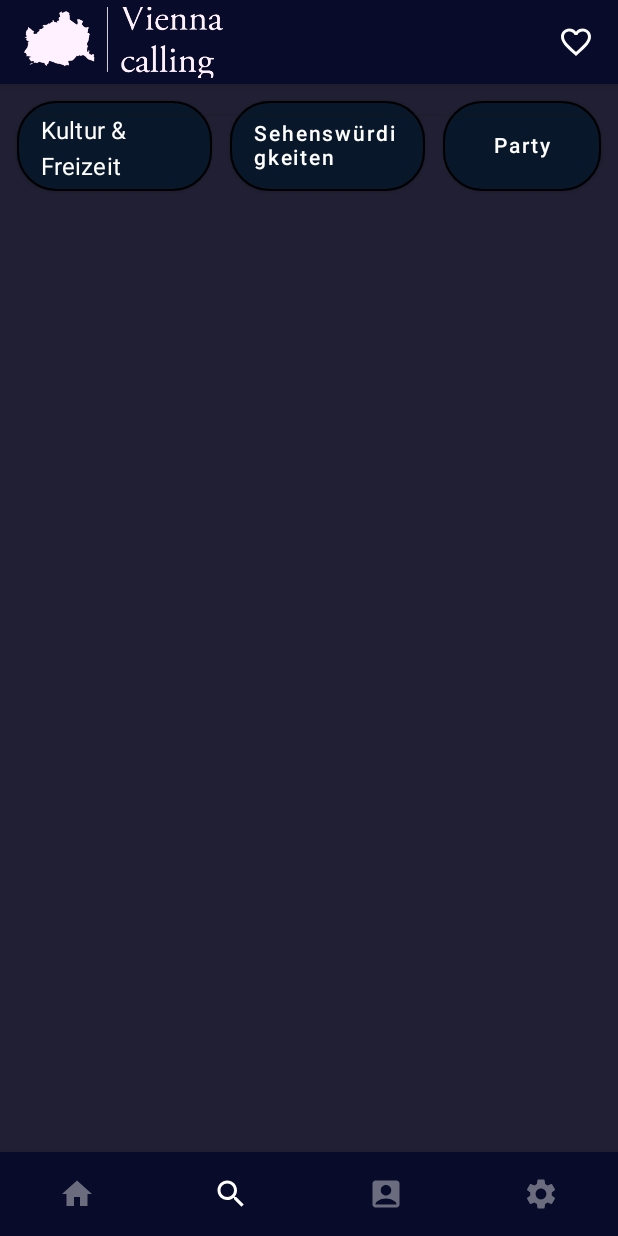
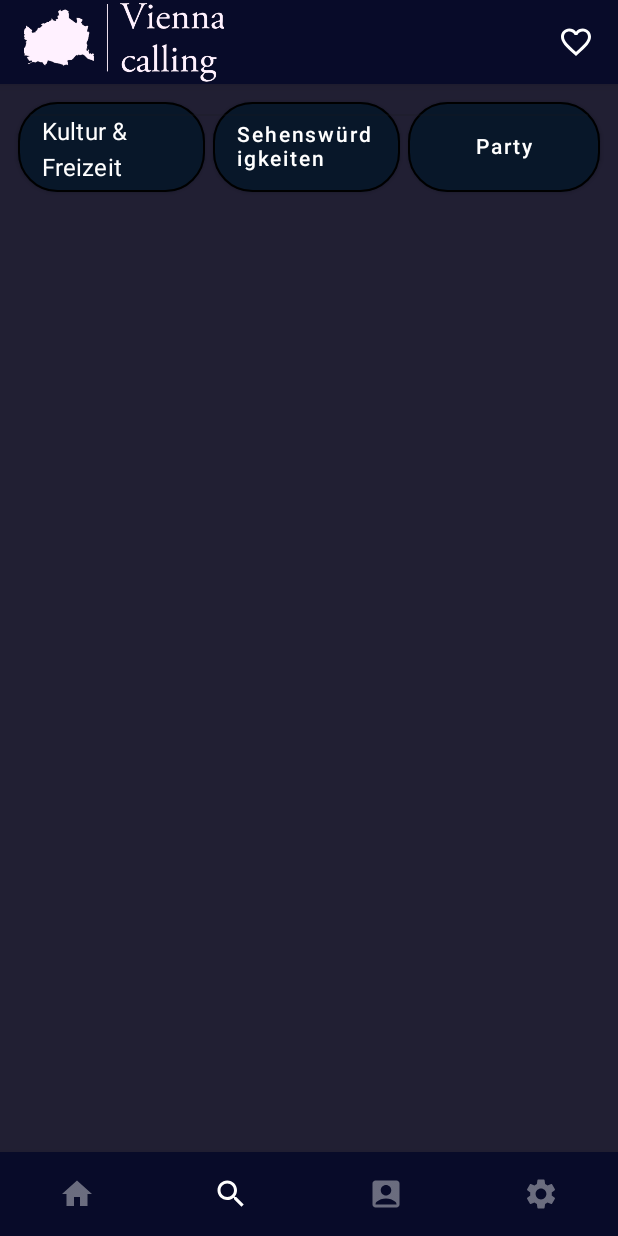
Before and after one commit to Flowdawan/VC-ViennaCalling, an Android app built with Jetpack Compose: the screen it shows after launch (MainActivity), item 2 of the bottom bar chosen, on a phone screen of 412 x 824 dp. Run offline under Robolectric (Android 15) with nearby library versions, the phone set to English and light mode, and no system bars; our stand-ins replace Firebase (no records; nobody signed in at launch, a user with empty details on screens opened directly), Room's generated code; pictures from the network do not load; 3 statements that could not run were skipped.

Commit message:
fixing filter screen button width issue and merken jumps to gemerkt when clicking

```diff
--- a/app/src/main/java/com/example/viennacalling/dao/FirebaseDao.kt
+++ b/app/src/main/java/com/example/viennacalling/dao/FirebaseDao.kt
@@ -36,6 +36,7 @@ class FirebaseDao {
     // Firebase deleting a event from firebase with the id
     suspend fun deleteFirebaseEvent(event: Event) {
         val userId = Firebase.auth.currentUser?.uid
+        Log.d(TAG, "current User $userId")
         // Delete Document
         firebaseDb.collection("events").document("${userId}-${event.id}")
             .delete()
--- a/app/src/main/java/com/example/viennacalling/screens/eventdetail/EventDetailScreen.kt
+++ b/app/src/main/java/com/example/viennacalling/screens/eventdetail/EventDetailScreen.kt
@@ -61,7 +61,7 @@ fun EventDetailScreen(
                     contentScale = ContentScale.Crop,
                     modifier = Modifier
                         .width(133.dp)
-                        .height(47.dp)
+                        .height(57.dp)
                 )
             },
                 backgroundColor = MaterialTheme.colors.secondary,
--- a/app/src/main/java/com/example/viennacalling/screens/favorite/FavoriteScreen.kt
+++ b/app/src/main/java/com/example/viennacalling/screens/favorite/FavoriteScreen.kt
@@ -52,7 +52,7 @@ fun FavoriteScreen(
                     contentScale = ContentScale.Crop,
                     modifier = Modifier
                         .width(133.dp)
-                        .height(47.dp)
+                        .height(57.dp)
                 )
             },
                 backgroundColor = MaterialTheme.colors.secondary,
--- a/app/src/main/java/com/example/viennacalling/screens/filter/FilterScreen.kt
+++ b/app/src/main/java/com/example/viennacalling/screens/filter/FilterScreen.kt
@@ -52,7 +52,7 @@ fun FilterScreen(
                     contentScale = ContentScale.Crop,
                     modifier = Modifier
                         .width(133.dp)
-                        .height(47.dp)
+                        .height(57.dp)
                 )
             },
                 backgroundColor = MaterialTheme.colors.secondary,
@@ -95,13 +95,16 @@ fun MainContent(
     }
 
     Row(
-        modifier = Modifier.padding(5.dp)
+        modifier = Modifier
+            .padding(12.dp)
+            .fillMaxWidth(),
+        horizontalArrangement = Arrangement.Center
     ) {
         Button(
             modifier = Modifier
-                .padding(6.dp)
                 .height(60.dp)
-                .width(130.dp),
+                .width(130.dp)
+                .padding(end = 5.dp),
             border = if (clickedButton == 1) {
                 BorderStroke(1.dp, Color.DarkGray)
             } else {
@@ -119,15 +122,15 @@ fun MainContent(
             Text(
                 text = "Kultur & Freizeit",
                 style = MaterialTheme.typography.subtitle1,
-                color = Color.White,
+                color = checkIfLightModeText(),
             )
         }
 
         Button(
             modifier = Modifier
-                .padding(6.dp)
                 .height(60.dp)
-                .width(130.dp),
+                .width(130.dp)
+                .padding(end = 5.dp),
             border = if (clickedButton == 2) {
                 BorderStroke(1.dp, Color.DarkGray)
             } else {
@@ -145,13 +148,12 @@ fun MainContent(
         ) {
             Text(
                 text = "Sehenswürdigkeiten",
-                color = Color.White,
+                color = checkIfLightModeText(),
             )
         }
 
         Button(
             modifier = Modifier
-                .padding(6.dp)
                 .height(60.dp)
                 .width(130.dp),
             border = if (clickedButton == 3) {
@@ -169,7 +171,7 @@ fun MainContent(
         ) {
             Text(
                 text = "Party",
-                color = Color.White,
+                color = checkIfLightModeText(),
             )
         }
 
--- a/app/src/main/java/com/example/viennacalling/screens/home/HomeScreen.kt
+++ b/app/src/main/java/com/example/viennacalling/screens/home/HomeScreen.kt
@@ -50,7 +50,7 @@ fun HomeScreen(
                     contentScale = ContentScale.Crop,
                     modifier = Modifier
                         .width(133.dp)
-                        .height(47.dp)
+                        .height(57.dp)
                 )
             },
                 backgroundColor = MaterialTheme.colors.secondary,
--- a/app/src/main/java/com/example/viennacalling/screens/login/LoginScreen.kt
+++ b/app/src/main/java/com/example/viennacalling/screens/login/LoginScreen.kt
@@ -50,7 +50,7 @@ fun LoginScreen(
                     contentScale = ContentScale.Crop,
                     modifier = Modifier
                         .width(133.dp)
-                        .height(47.dp)
+                        .height(57.dp)
                 )
             },
                 backgroundColor = MaterialTheme.colors.secondary,
--- a/app/src/main/java/com/example/viennacalling/screens/registration/RegistrationScreen.kt
+++ b/app/src/main/java/com/example/viennacalling/screens/registration/RegistrationScreen.kt
@@ -51,7 +51,7 @@ fun RegistrationScreen(
                     contentScale = ContentScale.Crop,
                     modifier = Modifier
                         .width(133.dp)
-                        .height(47.dp)
+                        .height(57.dp)
                 )
             },
                 backgroundColor = MaterialTheme.colors.secondary,
--- a/app/src/main/java/com/example/viennacalling/screens/setting/SettingsScreen.kt
+++ b/app/src/main/java/com/example/viennacalling/screens/setting/SettingsScreen.kt
@@ -53,7 +53,7 @@ fun SettingsScreen(
                     contentScale = ContentScale.Crop,
                     modifier = Modifier
                         .width(133.dp)
-                        .height(47.dp)
+                        .height(57.dp)
                 )
             },
                 backgroundColor = MaterialTheme.colors.secondary,
@@ -113,11 +113,11 @@ fun MainContent(
         ) {
             Icon(
                 imageVector = Icons.Default.DarkMode,
-                contentDescription = "Night Mode",
+                contentDescription = "Dark Mode",
                 tint = checkIfLightModeText()
             )
             Text(
-                text = "Night mode",
+                text = "Dark mode",
                 color = checkIfLightModeText(),
                 modifier = Modifier.padding(3.dp)
             )
--- a/app/src/main/java/com/example/viennacalling/viewmodels/LoginViewModel.kt
+++ b/app/src/main/java/com/example/viennacalling/viewmodels/LoginViewModel.kt
@@ -9,10 +9,13 @@ import androidx.navigation.NavController
 import com.example.viennacalling.navigation.AppScreens
 import com.google.android.gms.tasks.Task
 import com.google.firebase.auth.AuthResult
+import com.google.firebase.auth.FirebaseAuth
 import com.google.firebase.auth.FirebaseUser
+import com.google.firebase.auth.UserProfileChangeRequest
 import com.google.firebase.auth.ktx.auth
 import com.google.firebase.ktx.Firebase
 import kotlinx.coroutines.launch
+
 
 private const val TAG = "LoginViewModel"
 
@@ -65,8 +68,7 @@ class LoginViewModel : ViewModel() {
     }
 
     private fun getUserId(): String? {
-        val id = Firebase.auth.currentUser?.uid
-        return id
+        return Firebase.auth.currentUser?.uid
     }
 
     fun signInWithEmailAndPassword(navController: NavController) = viewModelScope.launch {
@@ -99,7 +101,7 @@ class LoginViewModel : ViewModel() {
         }
     }
 
-    private fun getCurrentUser(): FirebaseUser? {
+    public fun getCurrentUser(): FirebaseUser? {
         val user = Firebase.auth.currentUser
         Log.d(TAG, "user display name: ${user?.displayName}, email: ${user?.email}")
         return user
--- a/app/src/main/java/com/example/viennacalling/widgets/EventWidget.kt
+++ b/app/src/main/java/com/example/viennacalling/widgets/EventWidget.kt
@@ -128,7 +128,11 @@ fun FavoriteButton(
         onClick = { onFavoriteClick(event) }
     ) {
         Text(
-            text = "Merken",
+            text = if (isAlreadyInListColor == Color.DarkGray) {
+                "Merken"
+            } else {
+                "Gemerkt"
+            },
             color = Color.White,
             fontWeight = FontWeight.Bold,
             modifier = Modifier
--- a/app/src/main/res/values/strings.xml
+++ b/app/src/main/res/values/strings.xml
@@ -3,6 +3,6 @@
     <!-- Login screen-->
     <string name="login">Login</string>
 
-    <string name="about_text">Vienna Calling ist eine App, die von Wiener EntwicklerInnen mit Unterstützung der FH Campus Wien umgesetzt wurde. Diese App ermöglicht es EinwohnerInnen und TouristInnen, die besten kulturellen und musikalischen Veranstaltungen in dieser Stadt zu finden. Wir möchten Menschen zusammenbringen und jedem die Möglichkeit geben, die Stadt zu erkunden. Es gibt so viele tolle Orte und Veranstaltungen, die man im Sommer besuchen kann. Klicken Sie einfach auf die Schaltfläche \"Interessiert\", damit Sie die Veranstaltung auf Ihrer Liste speichern können. Vergessen Sie auch nicht, ein Konto zu erstellen, um auf alle unsere Funktionen zugreifen zu können. Bleiben Sie dran, wir werden Sie über unsere neuen Funktionen auf dem Laufenden halten. \nDatenquelle: Stadt Wien – data.wien.gv.at\n"</string>
+    <string name="about_text">Vienna Calling ist eine App, die von Wiener EntwicklerInnen mit Unterstützung der FH Campus Wien umgesetzt wurde. Diese App ermöglicht es EinwohnerInnen und TouristInnen, die besten kulturellen und musikalischen Veranstaltungen in dieser Stadt zu finden. Wir möchten Menschen zusammenbringen und jedem die Möglichkeit geben, die Stadt zu erkunden. Es gibt so viele tolle Orte und Veranstaltungen, die man im Sommer besuchen kann. Klicken Sie einfach auf die Schaltfläche \"Merken\", damit Sie die Veranstaltung auf Ihrer Liste speichern können. Auf dem Filter-Bildschirm kann man nach Veranstaltungsarten direkt filtern. Bleiben Sie dran, wir werden Sie über unsere neuen Funktionen auf dem Laufenden halten. \nDatenquelle: Stadt Wien – data.wien.gv.at\n"</string>
 
 </resources>
```
Also changed, not shown: app/src/main/java/com/example/viennacalling/screens/account/AccountScreen.kt (+8 -6 lines), app/src/main/java/com/example/viennacalling/viewmodels/FavoritesViewModel.kt (+8 -1 lines).
